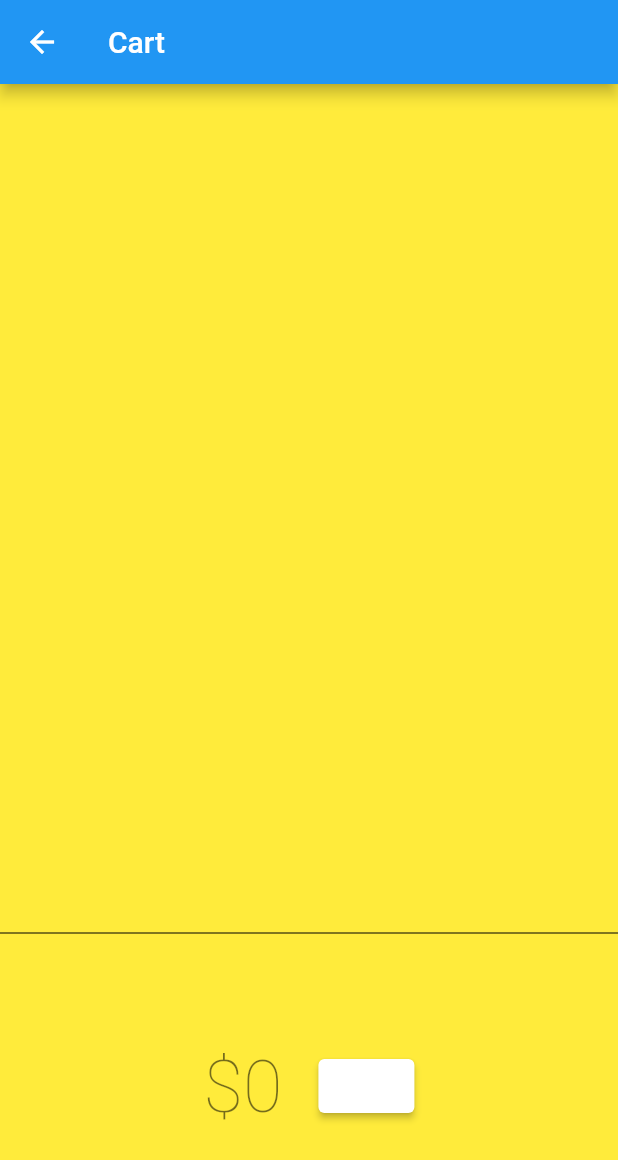
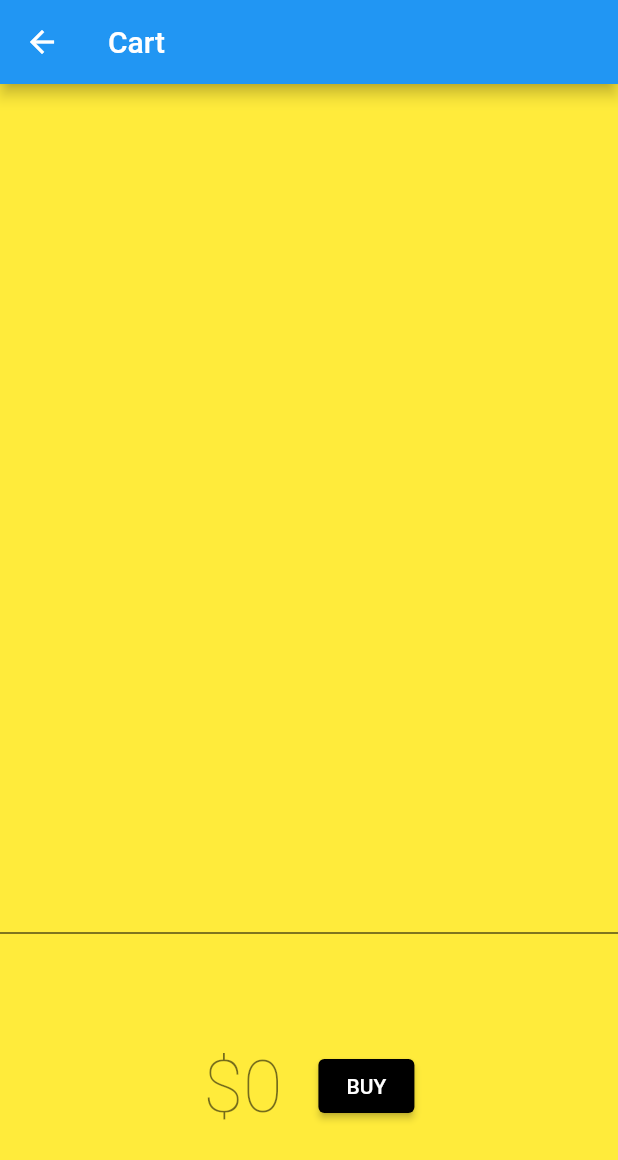
Before and after one commit to AndreiGS/bloc_shopping_example_complete, a Flutter app: the MyCart screen opened by its route, on a phone screen of 412 x 824 dp. Shown: the top 1160 px of the screen. Run offline on Flutter 3.47's test engine with Material 2 defaults, Android fonts, the phone set to English and light mode, and no system bars; our stand-ins replace bloc, equatable, flutter_bloc.

Commit message:
fix(flutter_shopping_cart): fix buy button style (#2400)

```diff
--- a/lib/cart/my_cart.dart
+++ b/lib/cart/my_cart.dart
@@ -82,7 +82,7 @@ class _CartTotal extends StatelessWidget {
                   const SnackBar(content: Text('Buying not supported yet.')),
                 );
               },
-              style: ElevatedButton.styleFrom(primary: Colors.white),
+              style: ElevatedButton.styleFrom(primary: Colors.black),
               child: const Text('BUY'),
             ),
           ],
```
